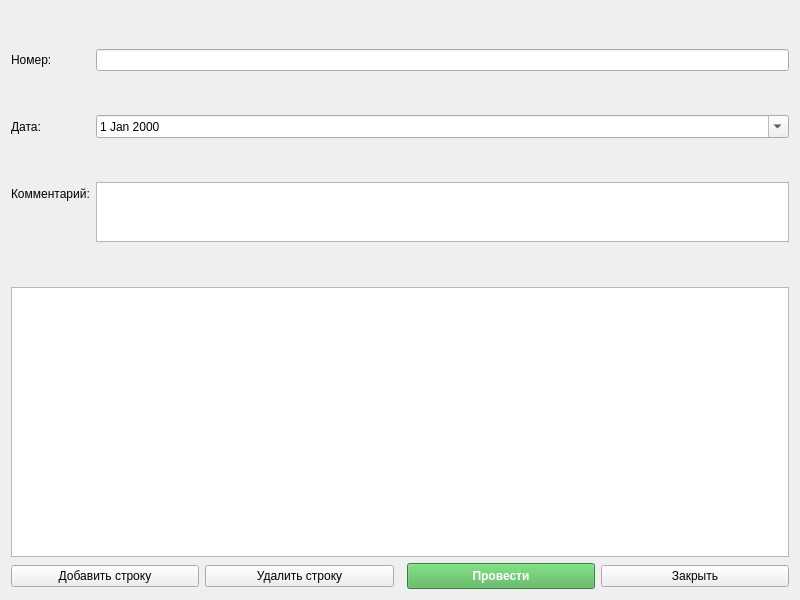
This is src/ui/receiptform.ui in Smurf72T/POC_Terminal_Tracker as Qt 5 draws it before an edit. The edited form follows.
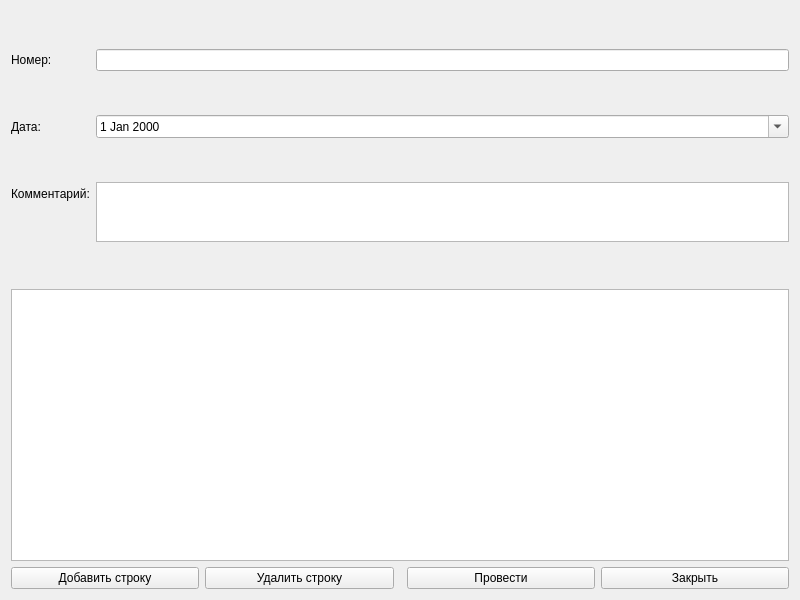
This is the edited form.

Diff of the .ui file:
```diff
--- a/src/ui/receiptform.ui
+++ b/src/ui/receiptform.ui
@@ -26,7 +26,7 @@
                     <item><widget class="QPushButton" name="btnAddRow"><property name="text"><string>Добавить строку</string></property></widget></item>
                     <item><widget class="QPushButton" name="btnDeleteRow"><property name="text"><string>Удалить строку</string></property></widget></item>
                     <item><spacer name="horizontalSpacer"><property name="orientation"><enum>Qt::Horizontal</enum></property></spacer></item>
-                    <item><widget class="QPushButton" name="btnPost"><property name="text"><string>Провести</string></property><property name="styleSheet"><string>QPushButton { background-color: #4CAF50; color: white; font-weight: bold; padding: 5px; }</string></property></widget></item>
+                    <item><widget class="QPushButton" name="btnPost"><property name="text"><string>Провести</string></property></widget></item>
                     <item><widget class="QPushButton" name="btnClose"><property name="text"><string>Закрыть</string></property></widget></item>
                 </layout>
             </item>
```
